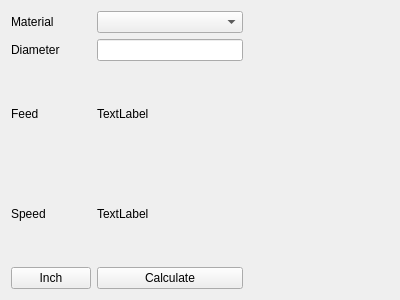
Before: the Qt Designer form flexgui/src/libflexgui/dsf.ui in jethornton/flexgui, drawn with Qt 5.
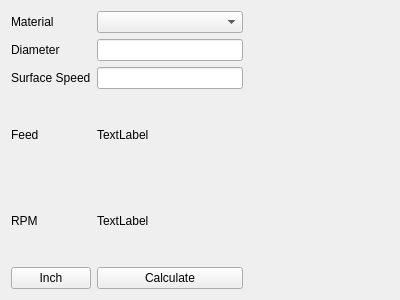
After: the same form once the commit is applied.

The edit to the form file:
```diff
--- a/flexgui/src/libflexgui/dsf.ui
+++ b/flexgui/src/libflexgui/dsf.ui
@@ -14,6 +14,13 @@
    <string>Form</string>
   </property>
   <layout class="QGridLayout" name="gridLayout">
+   <item row="5" column="0">
+    <widget class="QPushButton" name="dsf_units_pb">
+     <property name="text">
+      <string>Inch</string>
+     </property>
+    </widget>
+   </item>
    <item row="1" column="1">
     <widget class="QLineEdit" name="lineEdit"/>
    </item>
@@ -24,6 +31,13 @@
      </property>
     </widget>
    </item>
+   <item row="5" column="1">
+    <widget class="QPushButton" name="pushButton_2">
+     <property name="text">
+      <string>Calculate</string>
+     </property>
+    </widget>
+   </item>
    <item row="1" column="2">
     <spacer name="horizontalSpacer">
      <property name="orientation">
@@ -37,6 +51,13 @@
      </property>
     </spacer>
    </item>
+   <item row="4" column="1">
+    <widget class="QLabel" name="label_6">
+     <property name="text">
+      <string>TextLabel</string>
+     </property>
+    </widget>
+   </item>
    <item row="1" column="0">
     <widget class="QLabel" name="label">
      <property name="text">
@@ -44,7 +65,7 @@
      </property>
     </widget>
    </item>
-   <item row="2" column="0">
+   <item row="3" column="0">
     <widget class="QLabel" name="label_2">
      <property name="text">
       <string>Feed</string>
@@ -54,41 +75,27 @@
    <item row="0" column="1">
     <widget class="QComboBox" name="dsf_material_cb"/>
    </item>
-   <item row="3" column="0">
+   <item row="4" column="0">
     <widget class="QLabel" name="label_4">
      <property name="text">
-      <string>Speed</string>
-     </property>
-    </widget>
-   </item>
-   <item row="2" column="1">
-    <widget class="QLabel" name="label_5">
-     <property name="text">
-      <string>TextLabel</string>
+      <string>RPM</string>
      </property>
     </widget>
    </item>
    <item row="3" column="1">
-    <widget class="QLabel" name="label_6">
+    <widget class="QLabel" name="label_5">
      <property name="text">
       <string>TextLabel</string>
      </property>
     </widget>
    </item>
-   <item row="4" column="0">
-    <widget class="QPushButton" name="dsf_units_pb">
-     <property name="text">
-      <string>Inch</string>
-     </property>
-     <property name="checkable">
-      <bool>true</bool>
-     </property>
-    </widget>
+   <item row="2" column="1">
+    <widget class="QLineEdit" name="lineEdit_2"/>
    </item>
-   <item row="4" column="1">
-    <widget class="QPushButton" name="pushButton_2">
+   <item row="2" column="0">
+    <widget class="QLabel" name="label_7">
      <property name="text">
-      <string>Calculate</string>
+      <string>Surface Speed</string>
      </property>
     </widget>
    </item>
```
